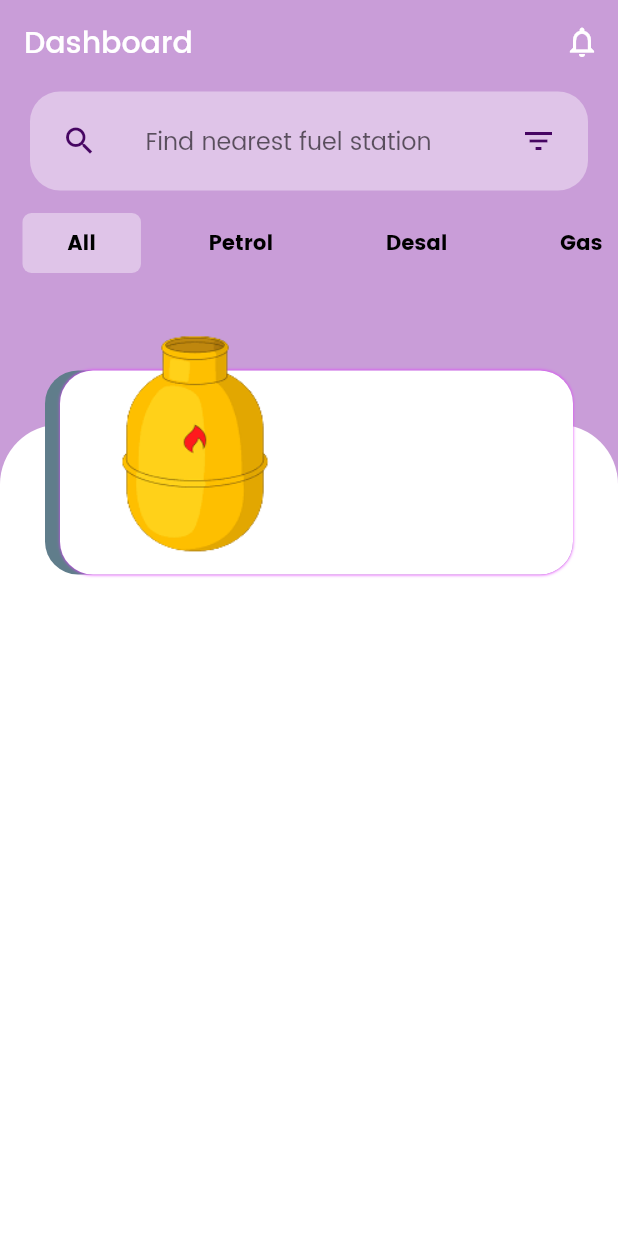
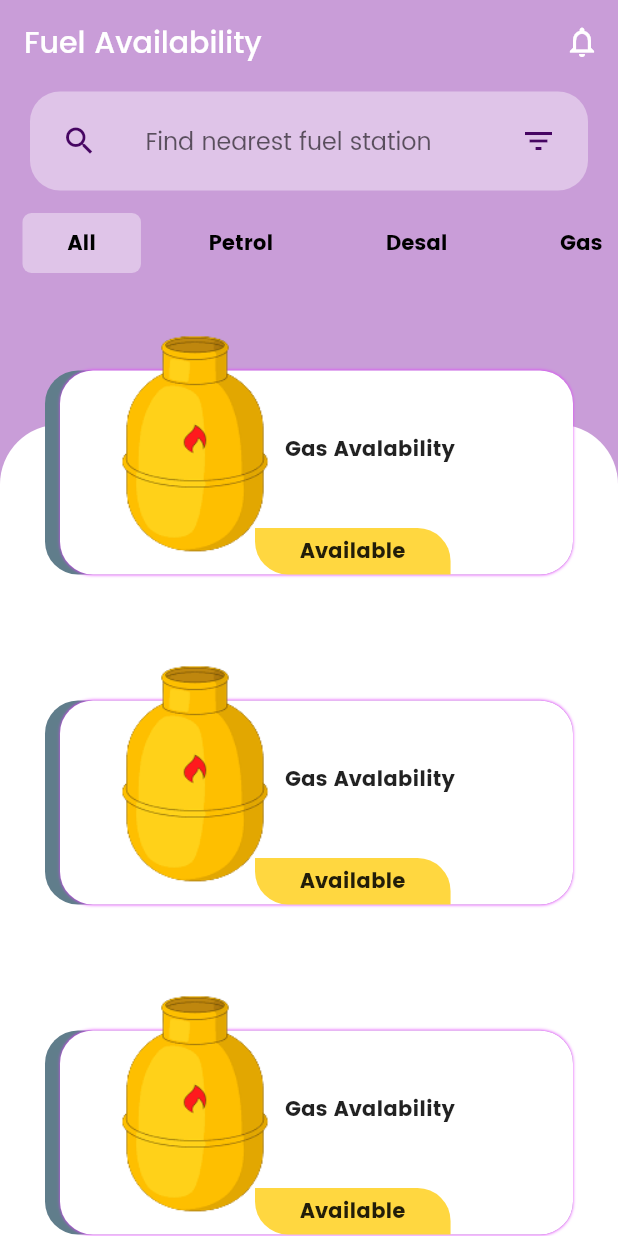
Before and after one commit to Lahiru-Ima/Fuel-App-Front-end, a Flutter app: the screen it shows after launch, on a phone screen of 412 x 824 dp. Run offline on Flutter 3.47's test engine with Material 2 defaults, Android fonts, the phone set to English and light mode, and no system bars.

Commit message:
dashboard features

```diff
--- a/lib/DashBoardPage/Body.dart
+++ b/lib/DashBoardPage/Body.dart
@@ -1,7 +1,5 @@
+// ignore: file_names
 import 'package:flutter/material.dart';
-import 'package:flutter/src/widgets/container.dart';
-import 'package:flutter/src/widgets/framework.dart';
-import 'package:fuel_app/theme.dart';
 
 import 'SearchBox.dart';
 import 'categoryList.dart';
@@ -16,20 +14,23 @@ class Body extends StatelessWidget {
         SearchBox(
           onChanged: (value) {},
         ),
-        CategoryList(),
-        SizedBox(height: 1),
+        const CategoryList(),
+        const SizedBox(height: 1),
         Expanded(
             child: Stack(
           children: [
             Container(
-              margin: EdgeInsets.only(top: 90),
-              decoration: BoxDecoration(
+              margin: const EdgeInsets.only(top: 90),
+              decoration: const BoxDecoration(
                   color: Colors.white,
                   borderRadius: BorderRadius.only(
                       topLeft: Radius.circular(40),
                       topRight: Radius.circular(40))),
             ),
-            ProductCard()
+            ListView.builder(
+              itemCount: 3,
+              itemBuilder: ((context, index) => const ProductCard()),
+            )
           ],
         ))
       ],
@@ -44,8 +45,9 @@ class ProductCard extends StatelessWidget {
 
   @override
   Widget build(BuildContext context) {
+    Size size = MediaQuery.of(context).size;
     return Container(
-      margin: EdgeInsets.symmetric(
+      margin: const EdgeInsets.symmetric(
         horizontal: 30,
         vertical: 30,
       ),
@@ -60,11 +62,11 @@ class ProductCard extends StatelessWidget {
                 borderRadius: BorderRadius.circular(22),
                 color: Colors.blueGrey),
             child: Container(
-              margin: EdgeInsets.only(left: 10),
+              margin: const EdgeInsets.only(left: 10),
               decoration: BoxDecoration(
                   color: Colors.white,
                   boxShadow: [
-                    BoxShadow(color: Colors.purpleAccent, blurRadius: 1)
+                    const BoxShadow(color: Colors.purpleAccent, blurRadius: 1)
                   ],
                   borderRadius: BorderRadius.circular(22)),
             ),
@@ -74,7 +76,7 @@ class ProductCard extends StatelessWidget {
               top: 0,
               left: 0,
               child: Container(
-                padding: EdgeInsets.symmetric(horizontal: 10),
+                padding: const EdgeInsets.symmetric(horizontal: 10),
                 height: 160,
                 width: 200,
                 child: Image.asset(
@@ -83,6 +85,42 @@ class ProductCard extends StatelessWidget {
                 ),
               )),
           //title and price etc
+          Positioned(
+            right: 0,
+            bottom: 0,
+            child: SizedBox(
+              height: 136,
+              width: size.width - 200,
+              child: Column(
+                crossAxisAlignment: CrossAxisAlignment.start,
+                children: [
+                  const Spacer(),
+                  const Padding(
+                    padding: EdgeInsets.symmetric(horizontal: 20),
+                    child: Text(
+                      "Gas Avalability",
+                      style: TextStyle(fontWeight: FontWeight.bold),
+                    ),
+                  ),
+                  const Spacer(),
+                  Container(
+                    padding:
+                        const EdgeInsets.symmetric(horizontal: 30, vertical: 5),
+                    decoration: const BoxDecoration(
+                        color: Colors.amberAccent,
+                        borderRadius: BorderRadius.only(
+                          bottomLeft: Radius.circular(22),
+                          topRight: Radius.circular(22),
+                        )),
+                    child: const Text(
+                      "Available",
+                      style: TextStyle(fontWeight: FontWeight.bold),
+                    ),
+                  ),
+                ],
+              ),
+            ),
+          ),
         ],
       ),
     );
--- a/lib/DashBoardPage/productScreen.dart
+++ b/lib/DashBoardPage/productScreen.dart
@@ -19,7 +19,7 @@ class productScreen extends StatelessWidget {
   AppBar buildAppBar() {
     return AppBar(
       elevation: 0,
-      title: Text("Dashboard"),
+      title: Text("Fuel Availability"),
       centerTitle: false,
 
       //                 Stack(
--- a/lib/Routings/routes.dart
+++ b/lib/Routings/routes.dart
@@ -1,10 +1,8 @@
 import 'package:flutter/material.dart';
-import 'package:fuel_app/DashBoardPage/Body.dart';
-import 'package:fuel_app/DashBoardPage/DashBoardPage.dart';
 import 'package:fuel_app/DashBoardPage/productScreen.dart';
 import 'package:fuel_app/screans/selectVehicle.dart';
 
 final Map<String, WidgetBuilder> routes = {
-  productScreen.routName: (context) => productScreen(),
-  SelectVehicle.routName: (context) => SelectVehicle(),
+  productScreen.routName: (context) => const productScreen(),
+  SelectVehicle.routName: (context) => const SelectVehicle(),
 };
--- a/lib/main.dart
+++ b/lib/main.dart
@@ -19,7 +19,7 @@ class FuelApp extends StatelessWidget {
       debugShowCheckedModeBanner: false,
       theme: ThemeData(fontFamily: 'Poppins'),
       title: 'Fuel App',
-      home: productScreen(),
+      home: const productScreen(),
       //home: SelectVehicle(),
 
       // home: const LogInScreen(),
```
Also changed, not shown: lib/DashBoardPage/product.dart (added, +13 -0 lines), lib/DashBoardPage/productCard.dart (added, +96 -0 lines).
